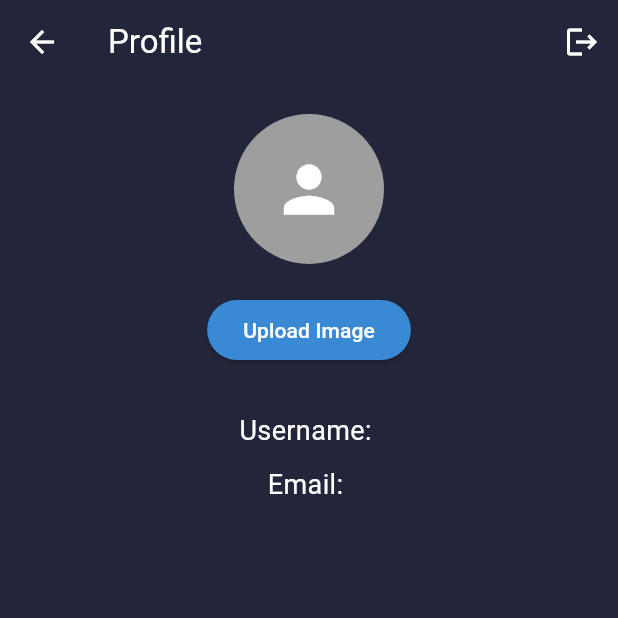
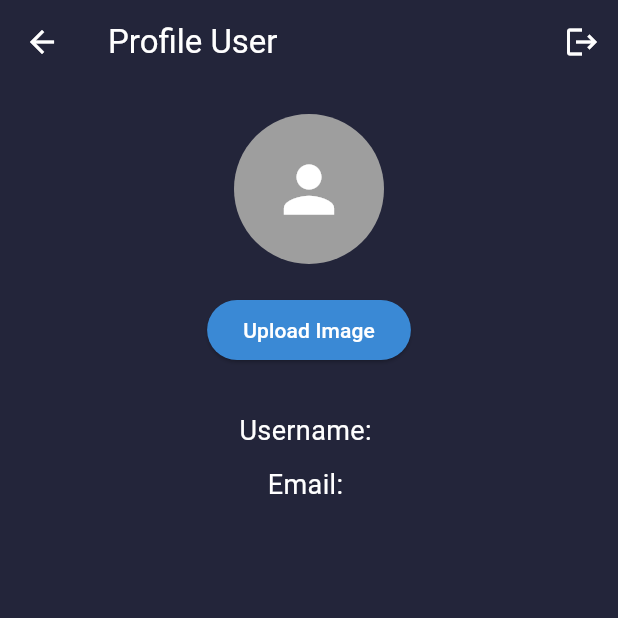
Before and after one commit to apahfahri/contact_plus_apk, a Flutter app: the ProfileUser screen opened directly with empty values, on a phone screen of 412 x 824 dp, the top half of it. Run offline on Flutter 3.47's test engine with Material 3 defaults, Android fonts, the phone set to English and light mode, and no system bars; our stand-ins replace cloud_firestore, device_preview, file_picker, firebase_auth, firebase_core, google_nav_bar and 1 more; accounts and stored records are empty.

Commit message:
update profile user

```diff
--- a/lib/view/profile_user.dart
+++ b/lib/view/profile_user.dart
@@ -53,7 +53,8 @@ class _ProfileUserState extends State<ProfileUser> {
       appBar: AppBar(
         backgroundColor: const Color(0xFF23253A),
         iconTheme: const IconThemeData(color: Colors.white),
-        title: const Text('Profile', style: TextStyle(color: Colors.white)),
+        title:
+            const Text('Profile User', style: TextStyle(color: Colors.white)),
         actions: [
           IconButton(
             icon: const Icon(Icons.logout),
```
